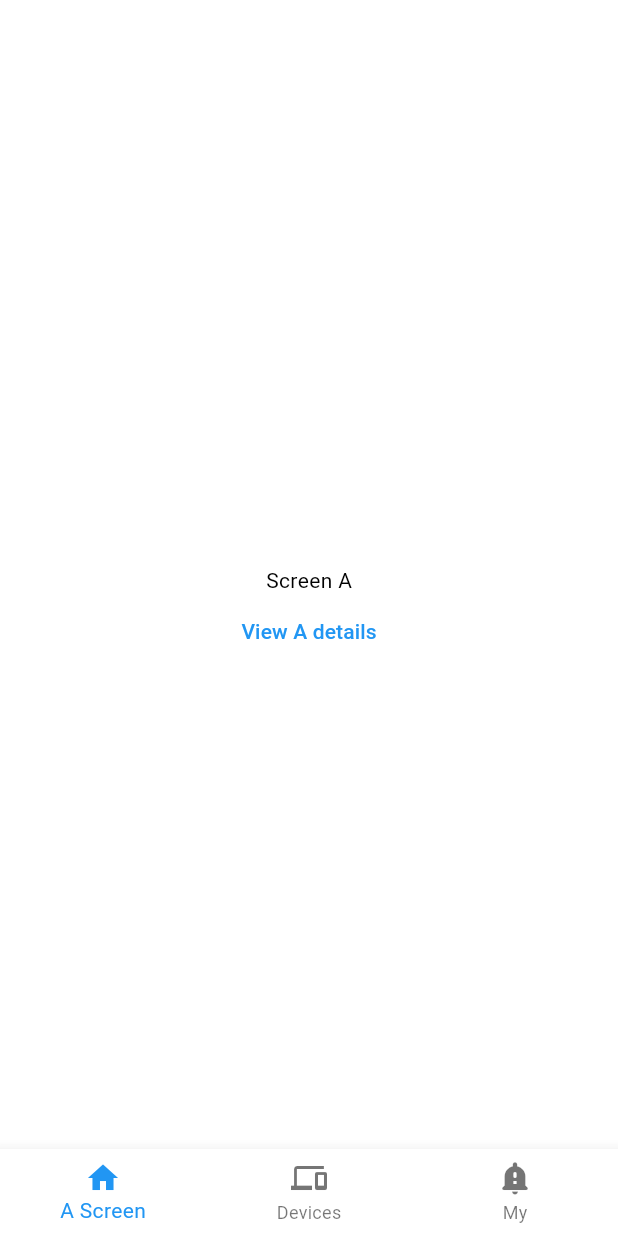
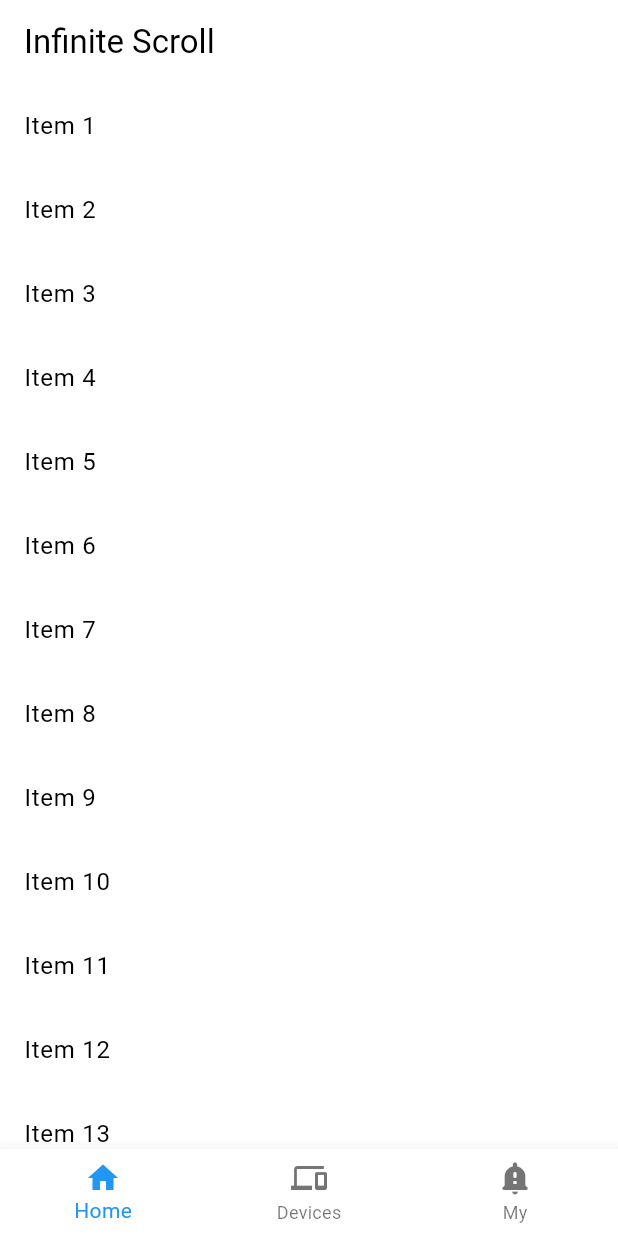
Before and after one commit to timzaak/ai-agent-app, a Flutter app: the screen it shows after launch, on a phone screen of 412 x 824 dp. Run offline on Flutter 3.47's test engine with Material 3 defaults, Android fonts, the phone set to English and light mode, and no system bars; our stand-ins replace dio, firebase_auth, firebase_core, flutter_hooks, flutter_screenutil, flutter_smart_dialog and 5 more; missing offline and left inert: flutter_facebook_auth, mobile_scanner; accounts and stored records are empty.

```diff
--- /dev/null
+++ b/lib/pages/account/password_type.dart
@@ -0,0 +1,4 @@
+enum ChangePasswordType {
+  ForgotPassword,
+  ResetPassword, // Changed from ChangePassword
+}
--- a/lib/pages/index_tab/device.dart
+++ b/lib/pages/index_tab/device_page.dart
@@ -1,6 +1,6 @@
 import 'package:flutter/material.dart';
 import 'package:go_router/go_router.dart';
-import 'package:app/pages/index_tab/device_qr_scan.dart'; // Assuming this is the correct path
+import 'package:app/pages/index_tab/device_qr_scan_page.dart'; // Updated import
 
 // Placeholder for Device model, replace with actual model if available
 class Device {
--- /dev/null
+++ b/lib/pages/index_tab/index_page.dart
@@ -0,0 +1,86 @@
+import 'package:flutter/material.dart';
+import 'package:flutter_hooks/flutter_hooks.dart';
+import 'package:hooks_riverpod/hooks_riverpod.dart';
+
+class IndexPage extends HookConsumerWidget {
+  const IndexPage({super.key});
+
+  @override
+  Widget build(BuildContext context, WidgetRef ref) {
+    final items = useState<List<String>>([]);
+    final page = useState<int>(0);
+    final isLoading = useState<bool>(false);
+    final hasMore = useState<bool>(true);
+    final scrollController = useScrollController();
+
+    Future<void> fetchMoreItems() async {
+      if (isLoading.value || !hasMore.value) return;
+
+      isLoading.value = true;
+      // Simulate network delay
+      await Future.delayed(const Duration(seconds: 1));
+
+      const itemsPerPage = 20;
+      final newItems = List.generate(
+          itemsPerPage, (i) => 'Item ${(page.value * itemsPerPage) + i + 1}');
+
+      items.value = [...items.value, ...newItems];
+      page.value++;
+
+      // Simulate end of data after 3 pages
+      if (page.value >= 3) {
+        hasMore.value = false;
+      }
+      isLoading.value = false;
+    }
+
+    useEffect(() {
+      // Initial data load
+      if (items.value.isEmpty) { // Fetch only if items list is empty
+        fetchMoreItems();
+      }
+
+      void scrollListener() {
+        // Check if near bottom and not loading and has more data
+        if (scrollController.position.pixels >=
+                scrollController.position.maxScrollExtent - 200 &&
+            !isLoading.value &&
+            hasMore.value) {
+          fetchMoreItems();
+        }
+      }
+
+      scrollController.addListener(scrollListener);
+      // Cleanup: remove listener when widget is disposed or controller changes
+      return () => scrollController.removeListener(scrollListener);
+    }, [scrollController]); // Rerun effect if scrollController instance changes
+
+    return Scaffold(
+      appBar: AppBar(
+        title: const Text('Infinite Scroll'),
+      ),
+      body: ListView.builder(
+        controller: scrollController,
+        itemCount: items.value.length + (isLoading.value || hasMore.value ? 1 : 0),
+        itemBuilder: (context, index) {
+          if (index < items.value.length) {
+            return ListTile(title: Text(items.value[index]));
+          } else if (isLoading.value) {
+            return const Center(child: Padding(
+              padding: EdgeInsets.all(8.0),
+              child: CircularProgressIndicator(),
+            ));
+          } else if (!hasMore.value) {
+            return const Center(child: Padding(
+              padding: EdgeInsets.all(16.0),
+              child: Text('No more items'),
+            ));
+          }
+          // This placeholder is for the case when hasMore is true but not currently loading
+          // It prevents null being returned if itemCount logic is slightly off during state transitions
+          return const SizedBox.shrink();
+        },
+      ),
+    );
+  }
+}
--- a/lib/routes.dart
+++ b/lib/routes.dart
@@ -1,11 +1,15 @@
-import 'package:app/pages/index_tab/my.dart';
+import 'pages/account/login_page.dart';
+import 'pages/account/password_page.dart';
+import 'pages/index_tab/my_page.dart';
 import 'package:flutter/foundation.dart';
 import 'package:flutter/material.dart';
 import 'package:go_router/go_router.dart';
 import 'package:flutter_smart_dialog/flutter_smart_dialog.dart';
-import 'pages/account/login.dart';
-import 'package:app/pages/index_tab/device.dart'; // Added import
-import 'package:app/pages/index_tab/device_qr_scan.dart'; // Added import
+import 'pages/index_tab/device_page.dart';
+import 'pages/index_tab/device_qr_scan_page.dart';
+
+import 'pages/account/password_type.dart';
+import 'pages/index_tab/index_page.dart';
 
 final GlobalKey<NavigatorState> _rootNavigatorKey =
 GlobalKey<NavigatorState>(debugLabel: 'root');
@@ -14,7 +18,7 @@ GlobalKey<NavigatorState>(debugLabel: 'shell');
 
 final GoRouter appRouter = GoRouter(
   navigatorKey: _rootNavigatorKey,
-  initialLocation: '/a',
+  initialLocation: '/index', // Changed from '/a'
   observers: [FlutterSmartDialog.observer],
   debugLogDiagnostics: kDebugMode,
   routes: <RouteBase>[
@@ -25,20 +29,12 @@ final GoRouter appRouter = GoRouter(
       },
       routes: <RouteBase>[
         GoRoute(
-          path: '/a',
+          path: '/index', // Changed from '/a'
           builder: (BuildContext context, GoRouterState state) {
-            return const ScreenA();
+            return const IndexPage(); // Use IndexPage
           },
-          routes: <RouteBase>[
-            // The details screen to display stacked on the inner Navigator.
-            // This will cover screen A but not the application shell.
-            GoRoute(
-              path: 'details',
-              builder: (BuildContext context, GoRouterState state) {
-                return const DetailsScreen(label: 'A');
-              },
-            ),
-          ],
+          // Removing the sub-route 'details' for '/a' as IndexPage doesn't use it.
+          // If details are needed for IndexPage items, this should be re-evaluated.
         ),
 
         /// Displayed when the second item in the the bottom navigation bar is
@@ -84,6 +80,18 @@ final GoRouter appRouter = GoRouter(
         return const LoginPage();
       },
     ),
+    GoRoute(
+      path: '/password',
+      name: ChangePasswordPage.sName,
+      builder: (BuildContext context, GoRouterState state) {
+        final type = state.extra as ChangePasswordType?;
+        if (type == null) {
+          throw ArgumentError(
+              'ChangePasswordType must be provided when navigating to PasswordPage');
+        }
+        return ChangePasswordPage(type: type);
+      },
+    ),
   ],
 );
 
@@ -109,7 +117,7 @@ class ScaffoldWithNavBar extends StatelessWidget {
         items: const <BottomNavigationBarItem>[
           BottomNavigationBarItem(
             icon: Icon(Icons.home),
-            label: 'A Screen',
+            label: 'Home', // Changed label to 'Home'
           ),
           BottomNavigationBarItem(
             icon: Icon(Icons.devices), // Changed icon for Devices
@@ -128,7 +136,7 @@ class ScaffoldWithNavBar extends StatelessWidget {
 
   static int _calculateSelectedIndex(BuildContext context) {
     final String location = GoRouterState.of(context).uri.path;
-    if (location.startsWith('/a')) {
+    if (location.startsWith('/index')) { // Changed from '/a'
       return 0;
     }
     if (location.startsWith('/device')) { // Changed /b to /device
@@ -143,41 +151,21 @@ class ScaffoldWithNavBar extends StatelessWidget {
   void _onItemTapped(int index, BuildContext context) {
     switch (index) {
       case 0:
-        GoRouter.of(context).go('/a');
+        GoRouter.of(context).go('/index'); // Changed from '/a'
+        break;
       case 1:
         GoRouter.of(context).go('/device'); // Changed /b to /device
+        break;
       case 2:
         GoRouter.of(context).go('/my');
+        break;
     }
   }
 }
 
-/// The first screen in the bottom navigation bar.
-class ScreenA extends StatelessWidget {
-  /// Constructs a [ScreenA] widget.
-  const ScreenA({super.key});
-
-  @override
-  Widget build(BuildContext context) {
-    return Scaffold(
-      appBar: AppBar(),
-      body: Center(
-        child: Column(
-          mainAxisSize: MainAxisSize.min,
-          children: <Widget>[
-            const Text('Screen A'),
-            TextButton(
-              onPressed: () {
-                GoRouter.of(context).go('/a/details');
-              },
-              child: const Text('View A details'),
-            ),
-          ],
-        ),
-      ),
-    );
-  }
-}
+// ScreenA is removed as IndexPage is now used for '/a'.
+// If ScreenA and its 'details' route were used elsewhere, they should be kept or refactored.
+// For this task, assuming ScreenA is fully replaced by IndexPage.
 
 /// The second screen in the bottom navigation bar.
 class ScreenB extends StatelessWidget {
```
Also changed, not shown: lib/pages/account/login_page.dart (renamed from lib/pages/account/login.dart, +21 -10 lines), lib/pages/account/password_page.dart (added, +106 -0 lines), lib/pages/index_tab/my_page.dart (renamed from lib/pages/index_tab/my.dart, +14 -0 lines), lib/util/validator.dart (added, +9 -0 lines), lib/pages/index_tab/device_qr_scan_page.dart (renamed from lib/pages/index_tab/device_qr_scan.dart), lib/pages/index_tab/index.dart (deleted).
